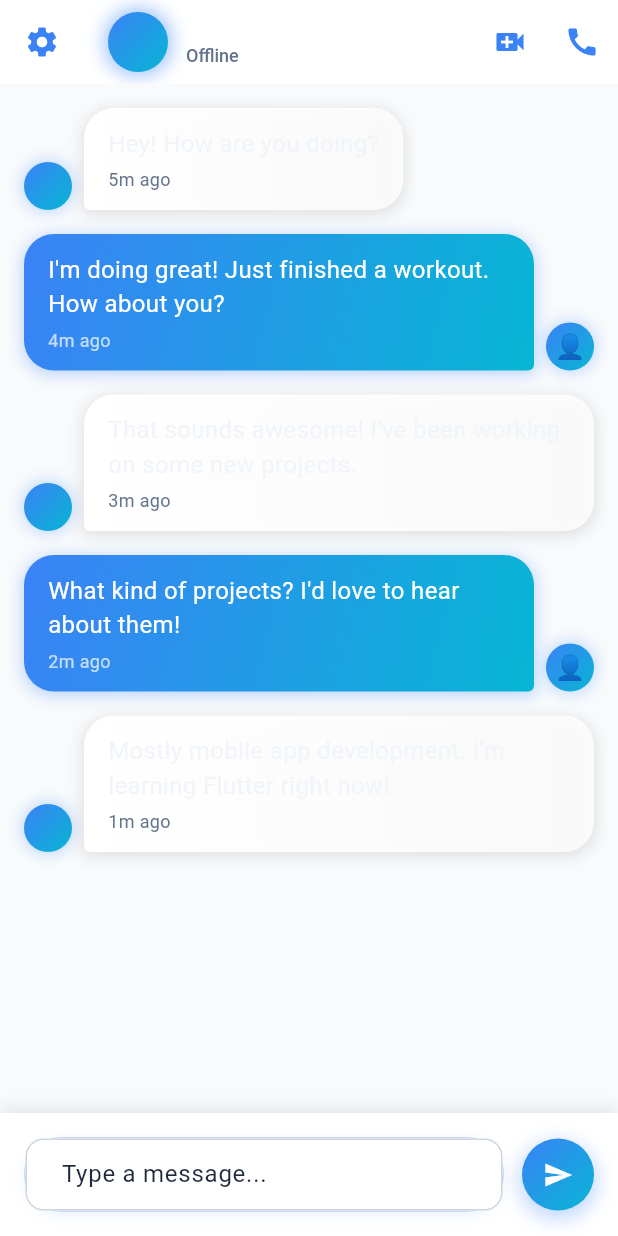
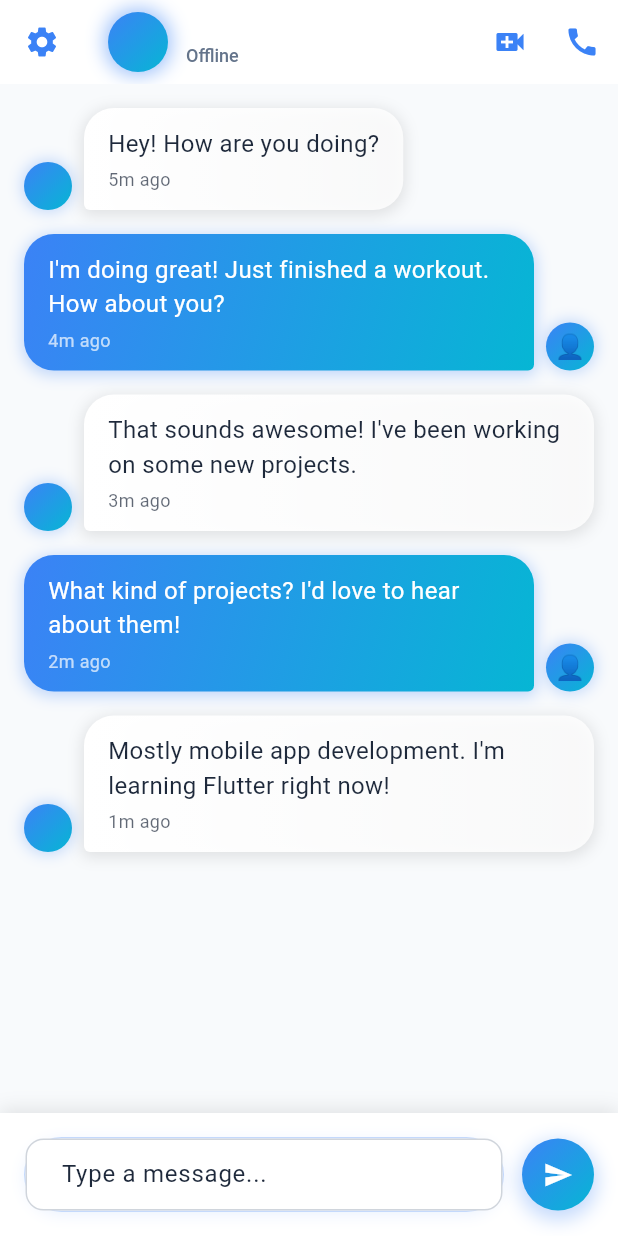
Before and after one commit to TArslan7/ComnecterMobile, a Flutter app: the ChatConversationScreen screen opened directly with empty values, on a phone screen of 412 x 824 dp. Run offline on Flutter 3.47's test engine with Material 3 defaults, Android fonts, the light colour scheme and no system bars; drawn by our look-alikes of flutter_animate; our stand-ins replace audioplayers, confetti, flutter_hooks, flutter_riverpod, go_router, shared_preferences; accounts and stored records are empty.

Commit message:
Chats: darken incoming message text and timestamp for better readability

```diff
--- a/lib/features/chat/chat_screen.dart
+++ b/lib/features/chat/chat_screen.dart
@@ -676,7 +676,9 @@ class ChatConversationScreen extends HookWidget {
                   Text(
                     message.text,
                     style: TextStyle(
-                      color: message.isMe ? Colors.white : AppTheme.textDark,
+                      color: message.isMe
+                          ? Colors.white
+                          : Theme.of(context).colorScheme.onSurface,
                       fontSize: 16,
                     ),
                   ),
@@ -686,7 +688,7 @@ class ChatConversationScreen extends HookWidget {
                     style: TextStyle(
                       color: message.isMe
                           ? Colors.white.withOpacity(0.7)
-                          : AppTheme.textMedium,
+                          : Theme.of(context).colorScheme.onSurface.withOpacity(0.7),
                       fontSize: 12,
                     ),
                   ),
```
